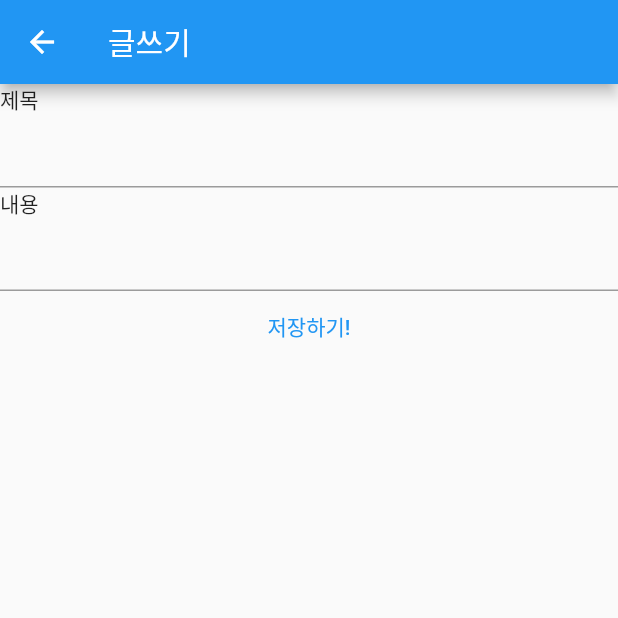
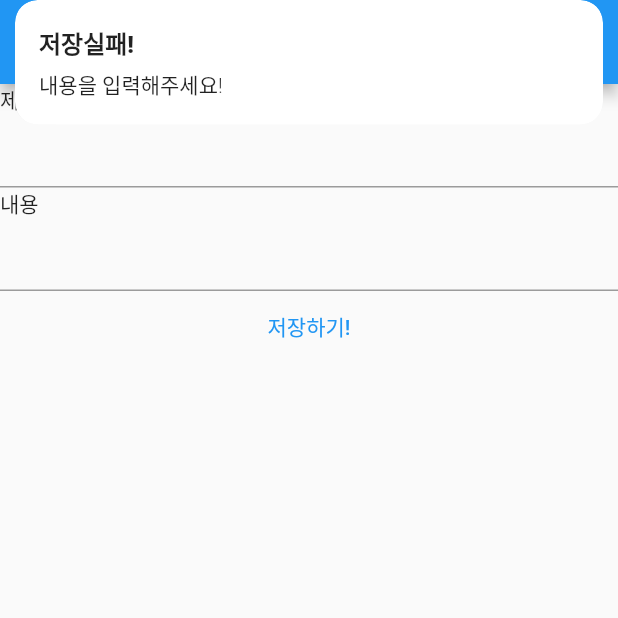
Before and after one commit to mrkwak/architecture_study, a Flutter app: the ExampleWritePage screen opened by its route, after a tap on "저장하기!", on a phone screen of 412 x 824 dp, the top half of it. Run offline on Flutter 3.47's test engine with Material 2 defaults, Android fonts, the phone set to English and light mode, and no system bars; our stand-ins replace cloud_firestore, dartz, firebase_core, get; accounts and stored records are empty.

Commit message:
서버통신 에러 관련 추가 및 함수화

```diff
--- a/lib/page/example_write_page.dart
+++ b/lib/page/example_write_page.dart
@@ -1,5 +1,4 @@
-import 'package:architecture_project/model/example_model.dart';
-import 'package:architecture_project/page/example_page.dart';
+import 'package:architecture_project/page/widget/text_feild_with_title_widget.dart';
 import 'package:architecture_project/viewmodel/example_viewmodel.dart';
 import 'package:flutter/material.dart';
 import 'package:get/get.dart';
@@ -10,7 +9,41 @@ class ExampleWritePage extends StatelessWidget {
   final textFieldController = TextEditingController();
   final Map<String, String> writeData = {};
 
-  late ExampleViewModel _exampleViewModel;
+  final _exampleViewModel = Get.find<ExampleViewModel>();
+  // late final ExampleViewModel _exampleViewModel;
+
+  void fncSetNoteBDoc() {
+    if (writeData.isNotEmpty) {
+      _formKey.currentState!.save();
+      bool result = _exampleViewModel.setNoteBDoc(
+          title: writeData['title'].toString(),
+          content: writeData['content'].toString()) as bool;
+
+      //! 서버통신 에러일때
+      if (result == false) {
+        Get.snackbar(
+          '저장실패!',
+          '잠시후 다시 시도하세요!',
+          backgroundColor: Colors.white,
+        );
+        return;
+      }
+      Get.back();
+      Get.snackbar(
+        '저장완료!',
+        '글쓰기가 완료되었습니다!',
+        backgroundColor: Colors.white,
+      );
+      return;
+    } else {
+      Get.snackbar(
+        '저장실패!',
+        '내용을 입력해주세요!',
+        backgroundColor: Colors.white,
+      );
+      return;
+    }
+  }
 
   ExampleWritePage({Key? key}) : super(key: key);
   @override
@@ -45,35 +78,7 @@ class ExampleWritePage extends StatelessWidget {
               TextButton(
                 onPressed: () async {
                   //!TODO : validate 추가 물리백키 이슈 확인
-                  // if(formKey.currentState!.validate()){
-                  // validation 이 성공하면 true 가 리턴돼요!
-                  //! 함수화
-                  _formKey.currentState!.save();
-                  if (writeData.isNotEmpty) {
-                    //! model에 새로운거 어떻게 추가하는지???
-
-                    _exampleViewModel.setNoteBDoc(
-                        title: writeData['title'].toString(),
-                        content: writeData['content'].toString());
-                    // AddNoteB().addNoteBDoc(writeData: writeData);
-                    Get.back();
-
-                    Get.snackbar(
-                      '저장완료!',
-                      '폼 저장이 완료되었습니다!',
-                      backgroundColor: Colors.white,
-                    );
-                    return;
-                  } else {
-                    Get.snackbar(
-                      '저장실패!',
-                      '내용을 입력해주세요!',
-                      backgroundColor: Colors.white,
-                    );
-                    return;
-                  }
-
-                  // }
+                  fncSetNoteBDoc();
                 },
                 child: const Text(
                   '저장하기!',
@@ -86,34 +91,3 @@ class ExampleWritePage extends StatelessWidget {
     );
   }
 }
-
-class TextFeildWithTitleWidget extends StatelessWidget {
-  final String title;
-  final String label;
-  final FormFieldSetter onSaved;
-  final FormFieldValidator validator;
-
-  final TextEditingController textFieldController;
-  const TextFeildWithTitleWidget({
-    Key? key,
-    required this.title,
-    required this.textFieldController,
-    required this.label,
-    required this.onSaved,
-    required this.validator,
-  }) : super(key: key);
-
-  @override
-  Widget build(BuildContext context) {
-    return Wrap(
-      children: [
-        Text(title),
-        TextFormField(
-          onSaved: onSaved,
-          validator: validator,
-          // controller: textFieldController,
-        )
-      ],
-    );
-  }
-}
--- /dev/null
+++ b/lib/page/widget/text_feild_with_title_widget.dart
@@ -0,0 +1,32 @@
+import 'package:flutter/material.dart';
+
+class TextFeildWithTitleWidget extends StatelessWidget {
+  final String title;
+  final String label;
+  final FormFieldSetter onSaved;
+  final FormFieldValidator validator;
+
+  final TextEditingController textFieldController;
+  const TextFeildWithTitleWidget({
+    Key? key,
+    required this.title,
+    required this.textFieldController,
+    required this.label,
+    required this.onSaved,
+    required this.validator,
+  }) : super(key: key);
+
+  @override
+  Widget build(BuildContext context) {
+    return Wrap(
+      children: [
+        Text(title),
+        TextFormField(
+          onSaved: onSaved,
+          validator: validator,
+          // controller: textFieldController,
+        )
+      ],
+    );
+  }
+}
```
Also changed, not shown: lib/model/example_model.dart (+0 -37 lines), lib/page/example_detail_page.dart (+23 -13 lines), lib/page/example_page.dart (+27 -3 lines), lib/viewmodel/example_viewmodel.dart (+24 -9 lines).
